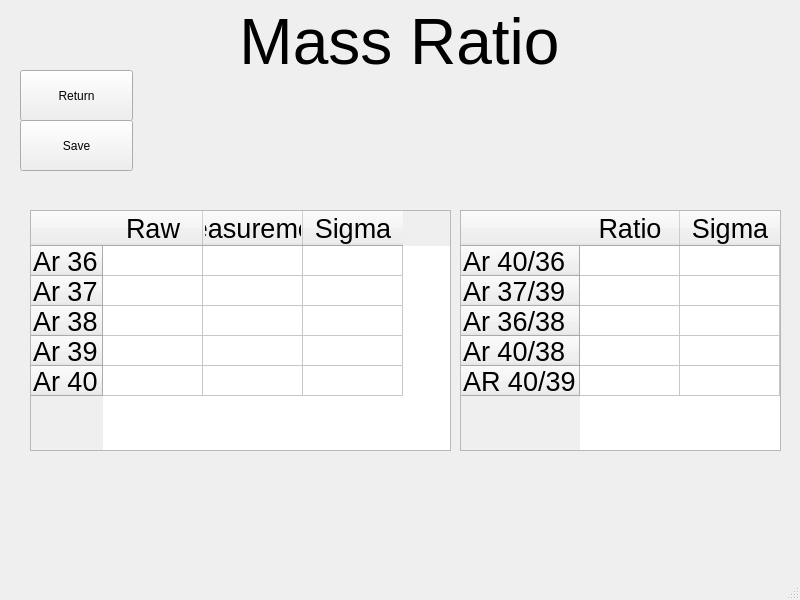
AndrewLiu0725/pyADR, file UI/MassRatio.ui: the form before one commit.
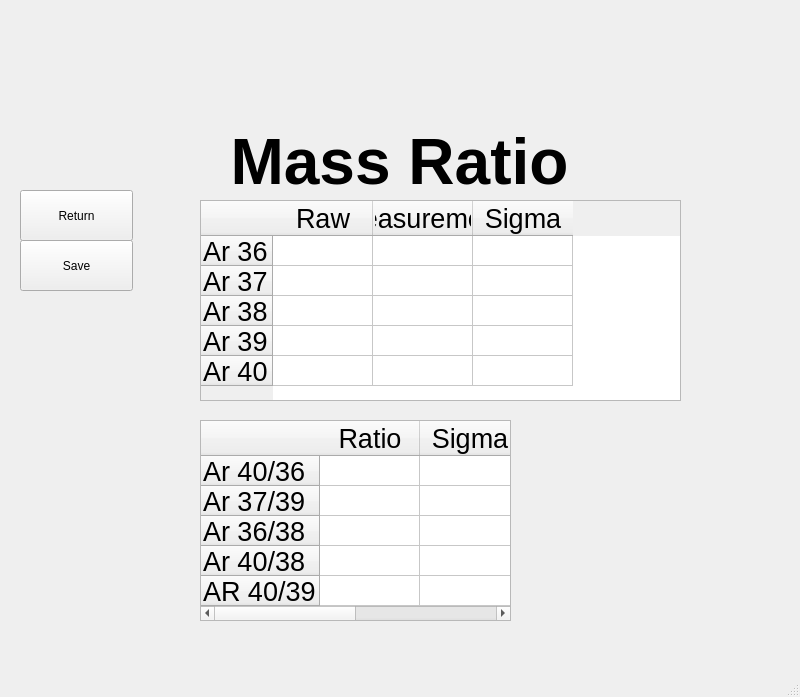
The form after the commit.

Diff of the .ui file:
```diff
--- a/UI/MassRatio.ui
+++ b/UI/MassRatio.ui
@@ -7,7 +7,7 @@
     <x>0</x>
     <y>0</y>
     <width>800</width>
-    <height>600</height>
+    <height>697</height>
    </rect>
   </property>
   <property name="windowTitle">
@@ -18,7 +18,7 @@
     <property name="geometry">
      <rect>
       <x>20</x>
-      <y>70</y>
+      <y>190</y>
       <width>113</width>
       <height>51</height>
      </rect>
@@ -30,10 +30,10 @@
    <widget class="QTableWidget" name="RatioTable">
     <property name="geometry">
      <rect>
-      <x>460</x>
-      <y>210</y>
-      <width>321</width>
-      <height>241</height>
+      <x>200</x>
+      <y>420</y>
+      <width>311</width>
+      <height>201</height>
      </rect>
     </property>
     <row>
@@ -161,20 +161,20 @@
     <property name="geometry">
      <rect>
       <x>4</x>
-      <y>6</y>
+      <y>126</y>
       <width>791</width>
       <height>71</height>
      </rect>
     </property>
     <property name="text">
-     <string>&lt;html&gt;&lt;head/&gt;&lt;body&gt;&lt;p align=&quot;center&quot;&gt;&lt;span style=&quot; font-size:48pt;&quot;&gt;Mass Ratio&lt;/span&gt;&lt;/p&gt;&lt;/body&gt;&lt;/html&gt;</string>
+     <string>&lt;html&gt;&lt;head/&gt;&lt;body&gt;&lt;p align=&quot;center&quot;&gt;&lt;span style=&quot; font-size:48pt; font-weight:600;&quot;&gt;Mass Ratio&lt;/span&gt;&lt;/p&gt;&lt;/body&gt;&lt;/html&gt;</string>
     </property>
    </widget>
    <widget class="QPushButton" name="save">
     <property name="geometry">
      <rect>
       <x>20</x>
-      <y>120</y>
+      <y>240</y>
       <width>113</width>
       <height>51</height>
      </rect>
@@ -186,10 +186,10 @@
    <widget class="QTableWidget" name="ValueTable">
     <property name="geometry">
      <rect>
-      <x>30</x>
-      <y>210</y>
-      <width>421</width>
-      <height>241</height>
+      <x>200</x>
+      <y>200</y>
+      <width>481</width>
+      <height>201</height>
      </rect>
     </property>
     <row>
@@ -283,6 +283,9 @@
      </property>
     </item>
     <item row="0" column="1">
+     <property name="text">
+      <string/>
+     </property>
      <property name="font">
       <font>
        <pointsize>20</pointsize>
@@ -290,6 +293,9 @@
      </property>
     </item>
     <item row="0" column="2">
+     <property name="text">
+      <string/>
+     </property>
      <property name="font">
       <font>
        <pointsize>20</pointsize>
@@ -307,6 +313,9 @@
      </property>
     </item>
     <item row="1" column="1">
+     <property name="text">
+      <string/>
+     </property>
      <property name="font">
       <font>
        <pointsize>20</pointsize>
@@ -314,6 +323,9 @@
      </property>
     </item>
     <item row="1" column="2">
+     <property name="text">
+      <string/>
+     </property>
      <property name="font">
       <font>
        <pointsize>20</pointsize>
@@ -331,6 +343,9 @@
      </property>
     </item>
     <item row="2" column="1">
+     <property name="text">
+      <string/>
+     </property>
      <property name="font">
       <font>
        <pointsize>20</pointsize>
@@ -338,6 +353,9 @@
      </property>
     </item>
     <item row="2" column="2">
+     <property name="text">
+      <string/>
+     </property>
      <property name="font">
       <font>
        <pointsize>20</pointsize>
@@ -355,6 +373,9 @@
      </property>
     </item>
     <item row="3" column="1">
+     <property name="text">
+      <string/>
+     </property>
      <property name="font">
       <font>
        <pointsize>20</pointsize>
@@ -362,6 +383,9 @@
      </property>
     </item>
     <item row="3" column="2">
+     <property name="text">
+      <string/>
+     </property>
      <property name="font">
       <font>
        <pointsize>20</pointsize>
@@ -389,6 +413,9 @@
      </property>
     </item>
     <item row="4" column="2">
+     <property name="text">
+      <string/>
+     </property>
      <property name="font">
       <font>
        <pointsize>20</pointsize>
```
